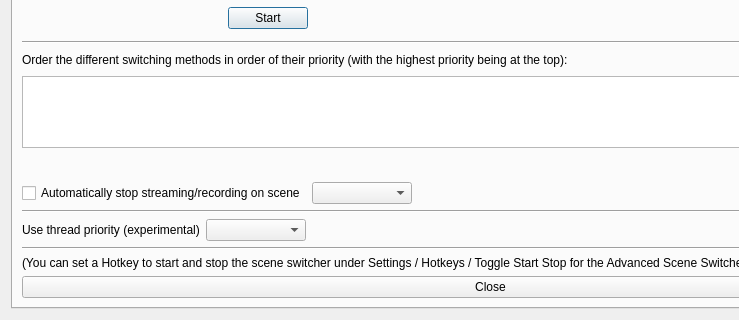
WarmUpTill/SceneSwitcher, file forms/advanced-scene-switcher.ui: the form before one commit; both pictures show x 0 to 739 and y 177 to 497 of the 981 by 497 pixel window.
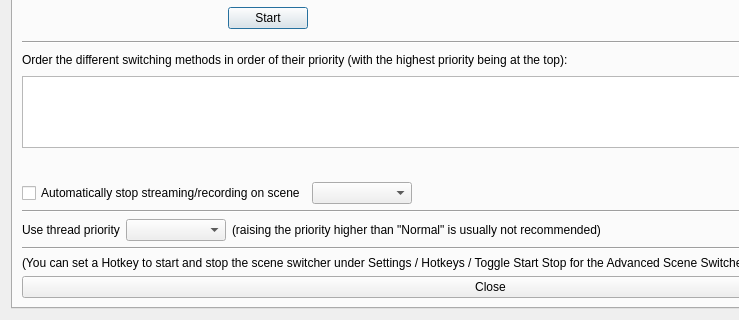
The form after the commit. Icons and pictures are not drawn.

Commit message: add thread priority option (using QThread)

```diff
--- a/forms/advanced-scene-switcher.ui
+++ b/forms/advanced-scene-switcher.ui
@@ -348,7 +348,7 @@
          <item>
           <widget class="QLabel" name="label_56">
            <property name="text">
-            <string>Use thread priority (experimental)</string>
+            <string>Use thread priority</string>
            </property>
           </widget>
          </item>
@@ -368,6 +368,13 @@
            </property>
           </widget>
          </item>
+         <item>
+          <widget class="QLabel" name="label_57">
+           <property name="text">
+            <string>(raising the priority higher than &quot;Normal&quot; is usually not recommended)</string>
+           </property>
+          </widget>
+         </item>
          <item>
           <spacer name="horizontalSpacer_41">
            <property name="orientation">
```
The commit also changes 6 other files.
